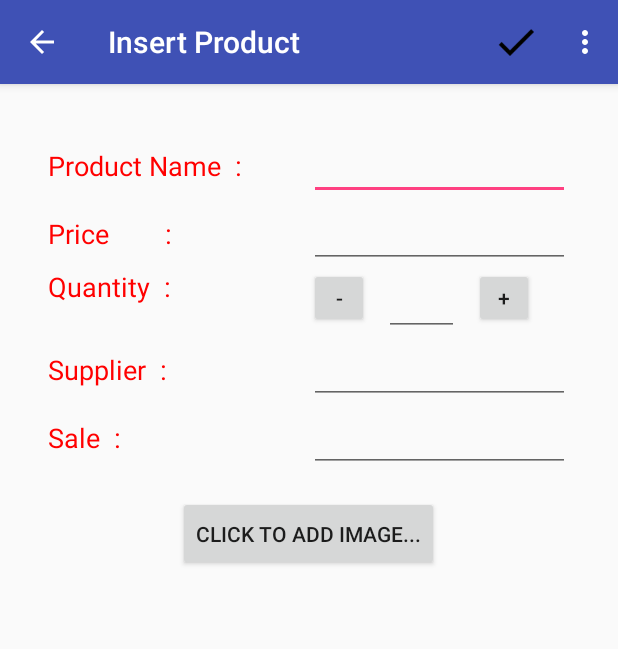
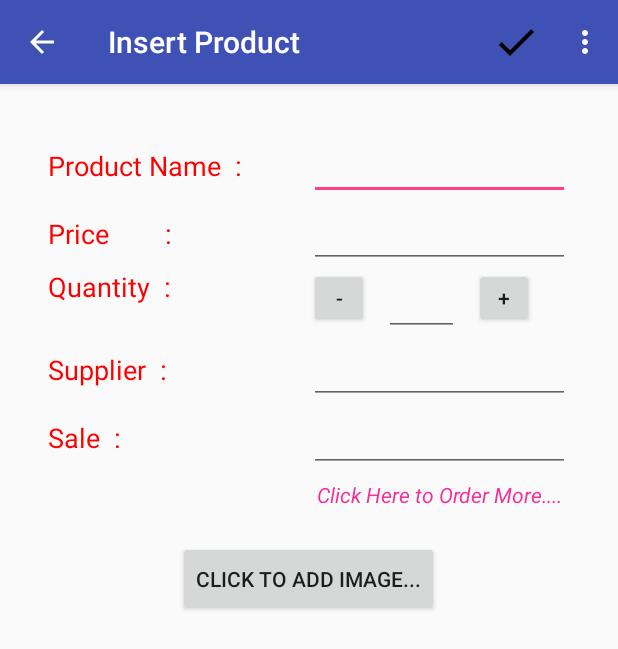
Before and after one commit to droideveloper1996/MyInventoryWareHouse, an Android app: the EditorActivity screen opened directly, with no data from a screen before it, on a phone screen of 412 x 824 dp. Shown: the top 649 px of the screen. Run offline under Robolectric (Android 15) with nearby library versions, the phone set to English and light mode, and no system bars.

Commit message:
second commit

```diff
--- a/app/src/main/java/boomband/den/com/myinventory/EditorActivity.java
+++ b/app/src/main/java/boomband/den/com/myinventory/EditorActivity.java
@@ -10,6 +10,8 @@ import android.graphics.Bitmap.CompressFormat;
 import android.graphics.BitmapFactory;
 import android.net.Uri;
 import android.os.Bundle;
+import android.provider.ContactsContract.Contacts;
+import android.provider.ContactsContract.Intents;
 import android.provider.MediaStore;
 import android.support.v4.app.LoaderManager;
 import android.support.v4.content.CursorLoader;
@@ -25,6 +27,7 @@ import android.view.View.OnClickListener;
 import android.widget.Button;
 import android.widget.EditText;
 import android.widget.ImageView;
+import android.widget.TextView;
 import android.widget.Toast;
 
 import java.io.ByteArrayOutputStream;
@@ -53,6 +56,7 @@ public class EditorActivity extends AppCompatActivity implements LoaderManager.L
     private Uri mUri;
     String product_quantity;
     private int mQuan;
+    private TextView orderMore;
 
     @Override
     protected void onCreate(Bundle savedInstanceState) {
@@ -104,6 +108,13 @@ public class EditorActivity extends AppCompatActivity implements LoaderManager.L
         });
         getSupportActionBar().setDisplayHomeAsUpEnabled(true);
 
+        orderMore=(TextView)findViewById(R.id.orderMore);
+        orderMore.setOnClickListener(new OnClickListener() {
+            @Override
+            public void onClick(View v) {
+                composeEmail();
+            }
+        });
 
     }
 
@@ -306,5 +317,14 @@ public class EditorActivity extends AppCompatActivity implements LoaderManager.L
         alertDialog.show();
     }
 
+    public void composeEmail() {
+        Intent intent = new Intent(Intent.ACTION_INSERT);
+        intent.setType(Contacts.CONTENT_TYPE);
 
+        intent.putExtra(Intents.Insert.NAME, "James");
+        intent.putExtra(Intents.Insert.EMAIL, "james@example.com");
+        if (intent.resolveActivity(getPackageManager()) != null) {
+            startActivity(intent);
+        }
+    }
 }
--- a/app/src/main/res/layout/activity_editor.xml
+++ b/app/src/main/res/layout/activity_editor.xml
@@ -91,9 +91,9 @@
                 <EditText
                     android:id="@+id/quantity"
                     android:layout_width="50dp"
+                    android:layout_height="wrap_content"
                     android:layout_gravity="center"
                     android:gravity="center"
-                    android:layout_height="wrap_content"
                     />
 
                 <Button
@@ -149,7 +149,19 @@
                 android:layout_height="wrap_content"
                 android:layout_weight="1"/>
 
+
         </LinearLayout>
+
+        <TextView
+            android:id="@+id/orderMore"
+            android:layout_width="match_parent"
+            android:layout_height="wrap_content"
+            android:layout_margin="5dp"
+            android:gravity="end"
+            android:text="Click Here to Order More...."
+            android:textColor="#f32f98"
+            android:textSize="14sp"
+            android:textStyle="italic"/>
 
         <Button
             android:id="@+id/addImage"
```
